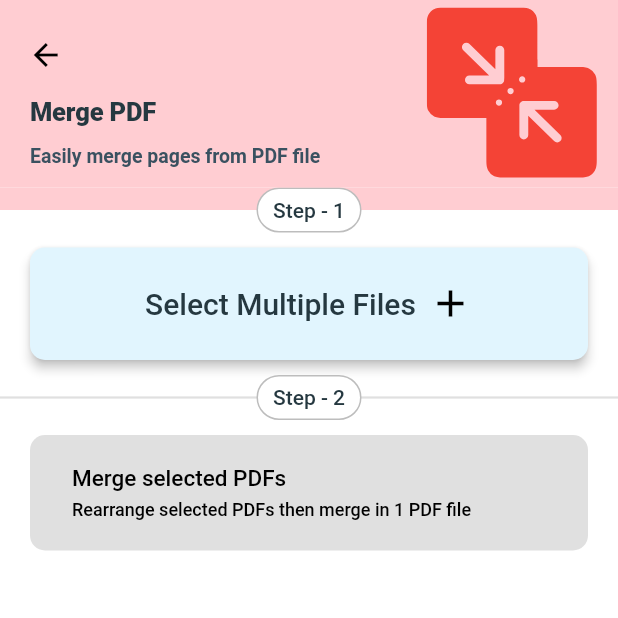
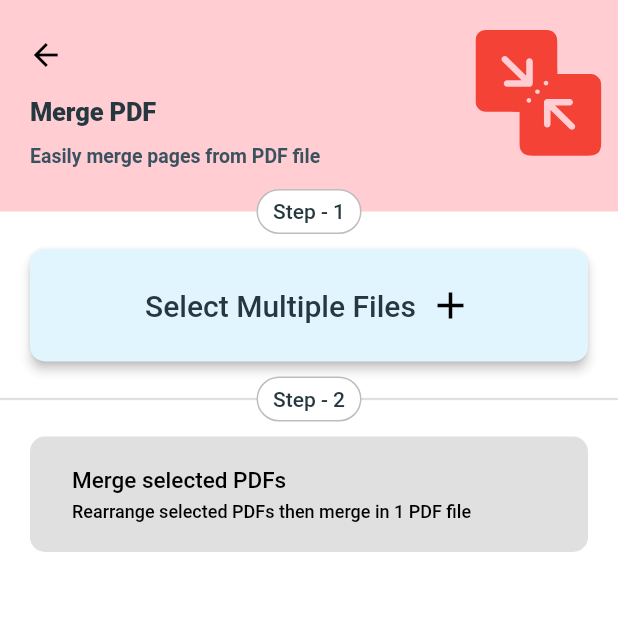
Before and after one commit to chaudharydeepanshu/files_tools, a Flutter app: the screen it shows after launch, after a tap on "PDF Tools", after a tap on "Merge PDF", on a phone screen of 412 x 824 dp, the top half of it. Run offline on Flutter 3.47's test engine with Material 2 defaults, Android fonts, the light colour scheme and no system bars; drawn by our look-alikes of google_mobile_ads; our stand-ins replace adaptive_theme, device_info_plus, file_picker, flutter_image_compress, flutter_svg, gallery_saver and 7 more; missing offline and left inert: document_file_save, flutter_archive, flutter_file_dialog, flutter_pdf_split, pdf_compressor and 4 more; accounts and stored records are empty; network calls fail.

Commit message:
Fixed overflow issues in devices with Screen size - 480 x 854 and 4 inch

```diff
--- a/lib/widgets/pdfFunctionsMainWidgets/pdfFunctionsAppBar.dart
+++ b/lib/widgets/pdfFunctionsMainWidgets/pdfFunctionsAppBar.dart
@@ -28,7 +28,14 @@ class _PdfFunctionsAppBarState extends State<PdfFunctionsAppBar> {
   @override
   Widget build(BuildContext context) {
     return Container(
-      color: widget.mapOfFunctionDetails!['BG Color'] ?? null,
+      decoration: BoxDecoration(
+        color: widget.mapOfFunctionDetails!['BG Color'] ?? null,
+        border: Border(
+          bottom: BorderSide(
+            color: widget.mapOfFunctionDetails!['BG Color'] ?? null,
+          ),
+        ),
+      ),
       child: SafeArea(
         child: Container(
           child: Padding(
@@ -128,7 +135,7 @@ class _PdfFunctionsAppBarState extends State<PdfFunctionsAppBar> {
                         widget.mapOfFunctionDetails!['Icon Asset'] ??
                             'assets/images/tools_icons/pdf_tools_icon.svg',
                         fit: BoxFit.fitHeight,
-                        height: 120,
+                        height: 85,
                         color: widget
                                 .mapOfFunctionDetails!['Icon And Text Color'] ??
                             null,
--- a/lib/widgets/topLevelPagesWidgets/homeWidgets/expanding_container/custom_expansion_tile.dart
+++ b/lib/widgets/topLevelPagesWidgets/homeWidgets/expanding_container/custom_expansion_tile.dart
@@ -313,7 +313,7 @@ class _CustomExpansionTileState extends State<CustomExpansionTile>
                             children: [
                               widget.title,
                               Container(
-                                width: 200,
+                                width: 180,
                                 child: widget.subtitle,
                               ),
                             ],
```
Also changed, not shown: lib/ui/pdfFunctionsActionsScaffold/ExtractAllPDFPagesScaffold.dart (+20 -7 lines).
